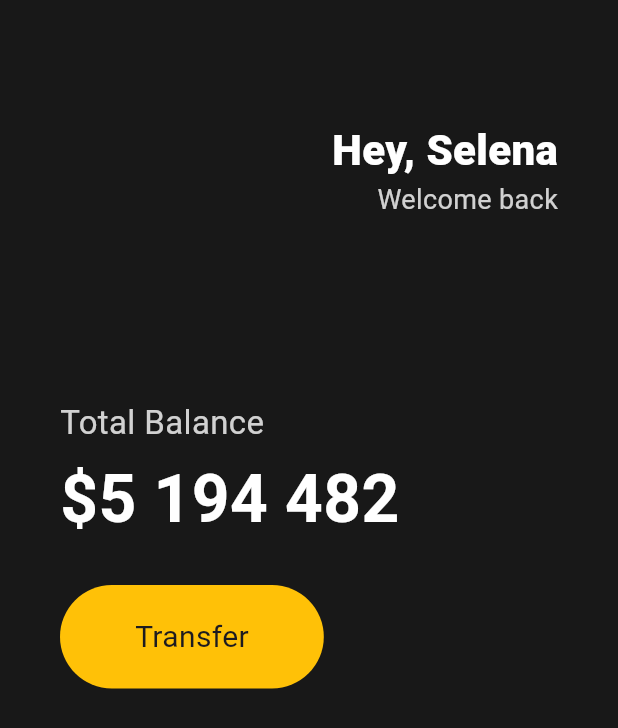
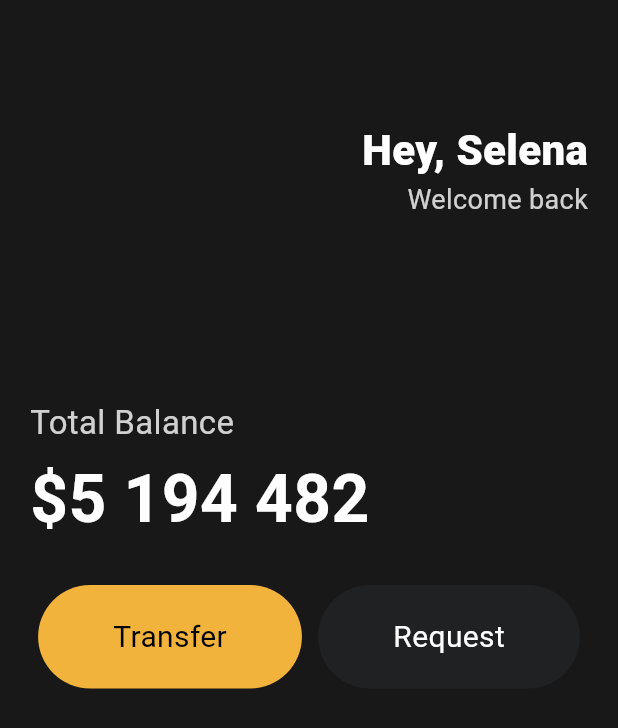
Before and after one commit to yamsroun-Study/toonflix, a Flutter app: the screen it shows after launch, on a phone screen of 412 x 824 dp. Shown: the top 728 px of the screen. Run offline on Flutter 3.47's test engine with Material 3 defaults, Android fonts, the phone set to English and light mode, and no system bars.

Commit message:
3.5 Reusable Widgets

```diff
--- a/lib/main.dart
+++ b/lib/main.dart
@@ -1,4 +1,6 @@
 import 'package:flutter/material.dart';
+
+import 'widget/button.dart';
 
 void main() {
   runApp(const App());
@@ -13,7 +15,7 @@ class App extends StatelessWidget {
       home: Scaffold(
         backgroundColor: const Color(0xFF181818),
         body: Padding(
-          padding: const EdgeInsets.symmetric(horizontal: 40),
+          padding: const EdgeInsets.symmetric(horizontal: 20),
           child: Column(
             crossAxisAlignment: CrossAxisAlignment.start,
             children: [
@@ -35,7 +37,7 @@ class App extends StatelessWidget {
                       Text(
                         'Welcome back',
                         style: TextStyle(
-                          color: Colors.white.withOpacity(0.8),
+                          color: Colors.white.withValues(alpha: 0.8),
                           fontSize: 18,
                         ),
                       ),
@@ -61,20 +63,18 @@ class App extends StatelessWidget {
                 ),
               ),
               const SizedBox(height: 25),
-              Row(
+              const Row(
+                mainAxisAlignment: MainAxisAlignment.spaceAround,
                 children: [
-                  Container(
-                    decoration: BoxDecoration(
-                      color: Colors.amber,
-                      borderRadius: BorderRadius.circular(45),
-                    ),
-                    child: const Padding(
-                      padding: EdgeInsets.symmetric(
-                        vertical: 20,
-                        horizontal: 50,
-                      ),
-                      child: Text('Transfer', style: TextStyle(fontSize: 20)),
-                    ),
+                  Button(
+                    text: 'Transfer',
+                    bgColor: Color(0xFFF1B33B),
+                    textColor: Colors.black,
+                  ),
+                  Button(
+                    text: 'Request',
+                    bgColor: Color(0xFF1F2123),
+                    textColor: Colors.white,
                   ),
                 ],
               ),
--- /dev/null
+++ b/lib/widget/button.dart
@@ -0,0 +1,28 @@
+import 'package:flutter/material.dart';
+
+class Button extends StatelessWidget {
+  final String text;
+  final Color bgColor;
+  final Color textColor;
+
+  const Button({
+    super.key,
+    required this.text,
+    required this.bgColor,
+    required this.textColor,
+  });
+
+  @override
+  Widget build(BuildContext context) {
+    return Container(
+      decoration: BoxDecoration(
+        color: bgColor,
+        borderRadius: BorderRadius.circular(45),
+      ),
+      child: Padding(
+        padding: const EdgeInsets.symmetric(vertical: 20, horizontal: 50),
+        child: Text(text, style: TextStyle(color: textColor, fontSize: 20)),
+      ),
+    );
+  }
+}
```
